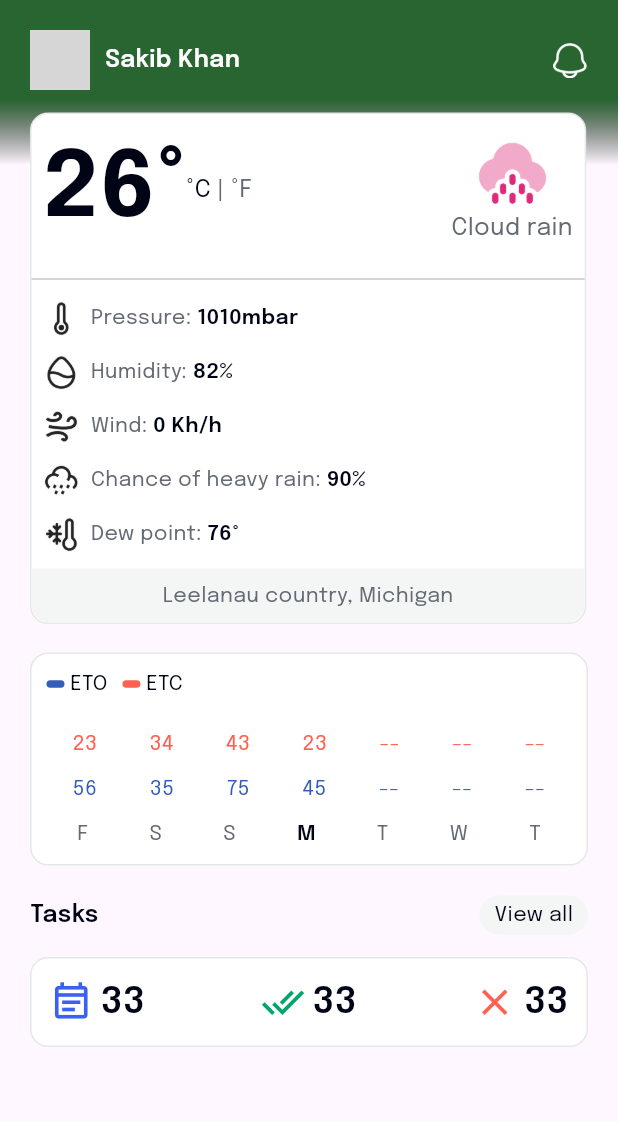
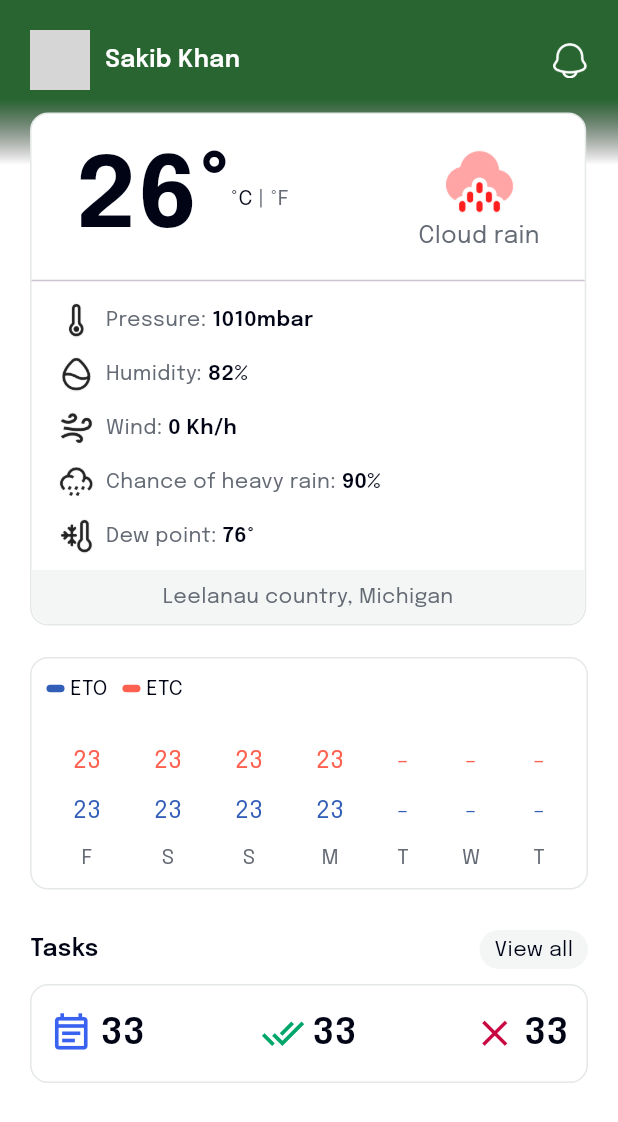
Before and after one commit to sakib151659/nurture_field, a Flutter app: the HomePage screen opened directly, on a phone screen of 412 x 824 dp. Shown: the top 1122 px of the screen. Run offline on Flutter 3.47's test engine with Material 2 defaults, Android fonts, the phone set to English and light mode, and no system bars; our stand-ins replace dropdown_search, google_maps_flutter, permission_handler, shared_preferences, smooth_page_indicator; accounts and stored records are empty; network calls fail; grey boxes are pictures that could not be loaded.

Commit message:
home page modified

```diff
--- a/lib/screens/dashboards/home/home_page.dart
+++ b/lib/screens/dashboards/home/home_page.dart
@@ -14,13 +14,14 @@ class _HomePageState extends State<HomePage> {
   @override
   Widget build(BuildContext context) {
     return Scaffold(
+      backgroundColor: MyColors.white,
       body: SingleChildScrollView(
         child: Column(
           children: [
 
             // heading and weather card
             heading(),
-            const SizedBox(height: 5,),
+            const SizedBox(height: 8,),
 
             Padding(
               padding: const EdgeInsets.symmetric(horizontal: 20.0),
@@ -28,15 +29,14 @@ class _HomePageState extends State<HomePage> {
                 children: [
                   // calender section
                   weeklyCalender(),
-                  const SizedBox(height: 20,),
+                  const SizedBox(height: 27,),
 
                   // task and view all row
                   taskAndViewAll(),
-                  const SizedBox(height: 15,),
+                  const SizedBox(height: 10,),
 
                   // task card
-                  taskCard()
-
+                  taskCard(),
                 ],
               ),
             )
@@ -76,7 +76,9 @@ class _HomePageState extends State<HomePage> {
                     end: Alignment.bottomCenter, // Ending point
                   ),
                 ),
-                child: Row(
+                child: Column(
+                  children: [
+                    Row(
                       children: [
                         Container(
                           height: 40,
@@ -95,8 +97,12 @@ class _HomePageState extends State<HomePage> {
                         const ImageIcon(AssetImage(AssetStrings.notificationUnfilledIcon), color: MyColors.white,)
 
                       ],
+                    ),
+                  ],
                 )
               ),
+
+
             ],
           ),
         ),
@@ -121,17 +127,17 @@ class _HomePageState extends State<HomePage> {
       child: Column(
         children: [
           Padding(
-            padding: const EdgeInsets.all(8.0),
+            padding: const EdgeInsets.only(left: 30.0,right: 30, top: 10),
             child: Row(
               children: [
-                Text("26°", style: MyTextStyle.primaryBold(fontSize: 60),),
-                Text("°C", style: MyTextStyle.primaryLight(fontSize: 16),),
-                Text(" | °F", style: MyTextStyle.secondaryLight(fontSize: 16),),
+                Text("26°", style: MyTextStyle.primaryBold(fontSize: 65),),
+                Text("°C", style: MyTextStyle.primaryLight(fontSize: 14),),
+                Text(" | °F", style: MyTextStyle.secondaryLight(fontSize: 14),),
 
                 const Spacer(),
                 Column(
                   children: [
-                    ImageIcon(AssetImage(AssetStrings.rainIcon,), size: 50, color: MyColors.customPink,),
+                    ImageIcon(AssetImage(AssetStrings.rainIcon,), size: 50, color: MyColors.customRedNew,),
                     Text("Cloud rain", style: MyTextStyle.secondaryLight(fontSize: 16),),
                   ],
                 )
@@ -169,6 +175,7 @@ class _HomePageState extends State<HomePage> {
       padding: const EdgeInsets.symmetric(horizontal: 8.0, vertical: 6),
       child: Row(
         children: [
+          const SizedBox(width: 10,),
           ImageIcon(AssetImage(icon)),
           Text("  $title: ", style: MyTextStyle.secondaryLight(),),
           Text(value, style: MyTextStyle.primaryMedium(fontSize: 14, fontWeight: FontWeight.w600),),
@@ -195,47 +202,18 @@ class _HomePageState extends State<HomePage> {
             ],
           ),
 
-          const SizedBox(height: 20,),
+          const SizedBox(height: 27,),
           //ETC
           Row(
             mainAxisAlignment: MainAxisAlignment.spaceAround,
             children: [
-              Text("23", style: MyTextStyle.primaryLight(fontColor: MyColors.customRed),),
-              Text("34", style: MyTextStyle.primaryLight(fontColor: MyColors.customRed),),
-              Text("43", style: MyTextStyle.primaryLight(fontColor: MyColors.customRed),),
-              Text("23", style: MyTextStyle.primaryLight(fontColor: MyColors.customRed),),
-              Text("--", style: MyTextStyle.primaryLight(fontColor: MyColors.customRed),),
-              Text("--", style: MyTextStyle.primaryLight(fontColor: MyColors.customRed),),
-              Text("--", style: MyTextStyle.primaryLight(fontColor: MyColors.customRed),),
-            ],
-          ),
-          const SizedBox(height: 10,),
-          //ETO
-          Row(
-            mainAxisAlignment: MainAxisAlignment.spaceAround,
-            children: [
-              Text("56", style: MyTextStyle.primaryLight(fontColor: MyColors.customBlue),),
-              Text("35", style: MyTextStyle.primaryLight(fontColor: MyColors.customBlue),),
-              Text("75", style: MyTextStyle.primaryLight(fontColor: MyColors.customBlue),),
-              Text("45", style: MyTextStyle.primaryLight(fontColor: MyColors.customBlue),),
-              Text("--", style: MyTextStyle.primaryLight(fontColor: MyColors.customBlue),),
-              Text("--", style: MyTextStyle.primaryLight(fontColor: MyColors.customBlue),),
-              Text("--", style: MyTextStyle.primaryLight(fontColor: MyColors.customBlue),),
-            ],
-          ),
-
-          const SizedBox(height: 10,),
-          //Days
-          Row(
-            mainAxisAlignment: MainAxisAlignment.spaceAround,
-            children: [
-              Text("F", style: MyTextStyle.primaryLight(fontColor: MyColors.secondaryTextColor),),
-              Text("S", style: MyTextStyle.primaryLight(fontColor: MyColors.secondaryTextColor),),
-              Text("S", style: MyTextStyle.primaryLight(fontColor: MyColors.secondaryTextColor),),
-              Text("M", style: MyTextStyle.primaryLight(fontColor: MyColors.primaryTextColor, fontWeight: FontWeight.w600),),
-              Text("T", style: MyTextStyle.primaryLight(fontColor: MyColors.secondaryTextColor),),
-              Text("W", style: MyTextStyle.primaryLight(fontColor: MyColors.secondaryTextColor),),
-              Text("T", style: MyTextStyle.primaryLight(fontColor: MyColors.secondaryTextColor),),
+              calenderColumn(etcValue: "23", etoValue: "23", day: "F"),
+              calenderColumn(etcValue: "23", etoValue: "23", day: "S"),
+              calenderColumn(etcValue: "23", etoValue: "23", day: "S"),
+              calenderColumn(etcValue: "23", etoValue: "23", day: "M"),
+              calenderColumn(etcValue: "-", etoValue: "-", day: "T"),
+              calenderColumn(etcValue: "-", etoValue: "-", day: "W"),
+              calenderColumn(etcValue: "-", etoValue: "-", day: "T"),
             ],
           ),
         ],
@@ -286,7 +264,7 @@ class _HomePageState extends State<HomePage> {
 
   Container taskCard() {
     return Container(
-      padding: const EdgeInsets.all(12),
+      padding: const EdgeInsets.symmetric(horizontal: 12, vertical: 15),
       decoration: BoxDecoration(
           color: MyColors.white,
           borderRadius: BorderRadius.circular(12),
@@ -297,7 +275,7 @@ class _HomePageState extends State<HomePage> {
         children: [
           customIconWithValue(icon: Icons.event_note_outlined, iconColor: MyColors.customBlueLight, value: "33"),
           customIconWithValue(icon: Icons.done_all, iconColor: MyColors.customGreenLight, value: "33"),
-          customIconWithValue(icon: Icons.close, iconColor: MyColors.customRed, value: "33"),
+          customIconWithValue(icon: Icons.close, iconColor: MyColors.customPinkNew, value: "33"),
         ],
       ),
     );
@@ -309,8 +287,56 @@ class _HomePageState extends State<HomePage> {
       children: [
         Icon(icon,color: iconColor,size: 29,),
         const SizedBox(width: 5,),
-        Text(value, style: MyTextStyle.primaryMedium(),)
+        Text(value, style: MyTextStyle.primaryMedium(fontSize: 24),)
+      ],
+    );
+  }
+
+  Widget calenderColumn({required String etcValue, required String etoValue, required String day}){
+    return Column(
+      children: [
+        Text(etcValue, textAlign: TextAlign.center,style: MyTextStyle.primaryLight(fontColor: MyColors.customRed, fontSize: 16),),
+        const SizedBox(height: 10,),
+        Text(etoValue, textAlign: TextAlign.center,style: MyTextStyle.primaryLight(fontColor: MyColors.customBlue, fontSize: 16),),
+        const SizedBox(height: 10,),
+        Text(day, textAlign: TextAlign.center,style: MyTextStyle.primaryLight(fontColor: MyColors.secondaryTextColor),),
       ],
     );
   }
 }
+
+
+
+class RPSCustomPainter extends CustomPainter{
+
+  @override
+  void paint(Canvas canvas, Size size) {
+
+    // Layer 1
+
+    Paint paint_fill_0 = Paint()
+      ..color = const Color.fromARGB(22, 13, 12, 255)
+      ..style = PaintingStyle.fill
+      ..strokeWidth = size.width*0.00
+      ..strokeCap = StrokeCap.butt
+      ..strokeJoin = StrokeJoin.miter;
+
+
+    Path path_0 = Path();
+    path_0.moveTo(size.width*0.0670133,size.height*0.0071765);
+    path_0.cubicTo(size.width*0.1733733,size.height*0.1290735,size.width*0.1507200,size.height*0.0717059,size.width*0.2088267,size.height*0.1697059);
+    path_0.cubicTo(size.width*0.3469600,size.height*0.1876471,size.width*0.3588867,size.height*0.0490441,size.width*0.4089067,size.height*0.0088235);
+    path_0.cubicTo(size.width*0.3234333,size.height*0.0084118,size.width*0.3234333,size.height*0.0084118,size.width*0.0670133,size.height*0.0071765);
+    path_0.close();
+
+    canvas.drawPath(path_0, paint_fill_0);
+
+
+  }
+
+  @override
+  bool shouldRepaint(covariant CustomPainter oldDelegate) {
+    return true;
+  }
+
+}
--- a/lib/utils/app_colors.dart
+++ b/lib/utils/app_colors.dart
@@ -27,6 +27,8 @@ class MyColors {
   static const Color customBlueLight = Color.fromRGBO(58, 98, 240, 1);
   static const Color customMagenta = Color.fromRGBO(81, 91, 212, 1);
   static const Color customPink = Color.fromRGBO(221, 42, 123, 1);
+  static const Color customPinkNew = Color.fromRGBO(201, 8, 66, 1);
+  static const Color customRedNew = Color.fromRGBO(255, 31, 31, 1);
   static const Color customPinkLight = Color.fromRGBO(255, 97, 80, 0.2);
   static const Color customRed = Color.fromRGBO(255, 97, 80, 1);
   static const Color customGery = Color.fromRGBO(232, 239, 221, 1);
```
Also changed, not shown: lib/screens/filed_map_view/common_screen/field_create.dart (+5 -10 lines). Lines whose indentation alone changed are shown as unchanged.
